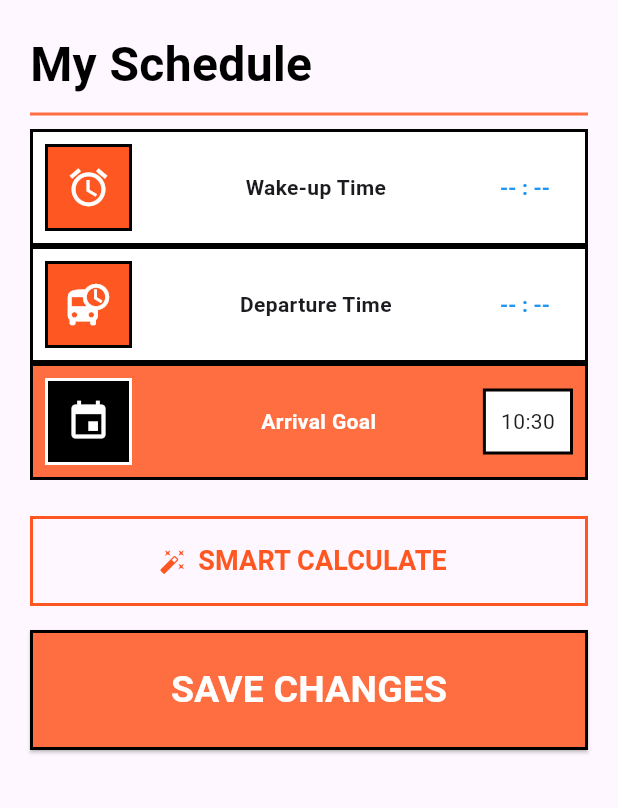
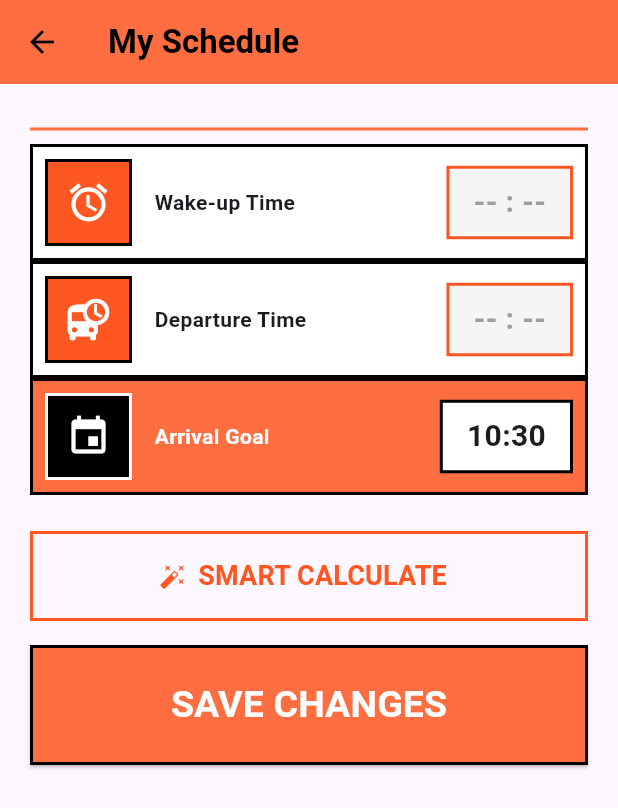
Before and after one commit to HYSTpj/AwakeApp, a Flutter app: the SetTimePage screen opened directly with empty values, on a phone screen of 412 x 824 dp. Shown: the top 808 px of the screen. Run offline on Flutter 3.47's test engine with Material 3 defaults, Android fonts, the phone set to English and light mode, and no system bars; our stand-ins replace cloud_firestore, firebase_auth, firebase_core, firebase_storage, flutter_datetime_picker_plus, geocoding and 5 more; missing offline and left inert: mobile_scanner; accounts and stored records are empty.

Commit message:
fix: make all set times fully visible on SetTimePage
- Add AppBar with 'My Schedule' title and back button so page content
  isn't hidden under the device status bar
- Fix _timeSelectionRow: replace TextButton with a prominent bordered
  Container showing the time in bold 20sp text; wrap label in Expanded
  to prevent overflow; remove spurious SizedBox(height:10) inside Row
- Fix Arrival Goal row: remove spurious SizedBox(height:10), wrap label
  in Expanded, enlarge time value to 20sp bold for consistency"

Agent-Logs-Url: https://github.com/HYSTpj/AwakeApp/sessions/56f8c15f-37d7-48fb-b6d3-76a98e250472

Co-authored-by: ry0000taro <189714935+ry0000taro@users.noreply.github.com>

```diff
--- a/lib/set_time_page.dart
+++ b/lib/set_time_page.dart
@@ -182,7 +182,18 @@ class _SetTimePageState extends State<SetTimePage> {
     required DateTime? currentTime,
     required Function(DateTime) onConfirm,
   }) {
-    return Container(
+    return GestureDetector(
+      onTap: () {
+        DatePicker.showTimePicker(
+          context,
+          showTitleActions: true, // キャンセル，完了表示
+          showSecondsColumn: false, // 秒表記なし
+          onConfirm: onConfirm,
+          currentTime: DateTime.now(), // 初期値設定
+          locale: LocaleType.en, // アプリに合わせて言語を英語に設定
+        );
+      },
+      child: Container(
         padding: const EdgeInsets.all(8),
         decoration: BoxDecoration(
           border: Border.all(color: Colors.black, width: 2),
@@ -190,7 +201,6 @@ class _SetTimePageState extends State<SetTimePage> {
         ),
         width: double.infinity,
         child: Row(
-        mainAxisAlignment: MainAxisAlignment.spaceBetween, // 両端寄せ
           children: [
             Container(
               padding: const EdgeInsets.all(12),
@@ -201,27 +211,33 @@ class _SetTimePageState extends State<SetTimePage> {
               child: Icon(icon, color: Colors.white, size: 30),
             ),
             const SizedBox(width: 15),
-          Text(label, style: const TextStyle(fontWeight: FontWeight.bold)),
-          const SizedBox(height: 10),
-          TextButton(
-            onPressed: () {
-              DatePicker.showTimePicker(
-                context,
-                showTitleActions: true, // キャンセル，完了表示
-                showSecondsColumn: false, // 秒表記なし
-                onConfirm: onConfirm,
-                currentTime: DateTime.now(), // 初期値設定
-                locale: LocaleType.en, // アプリに合わせて言語を英語に設定
-              );
-            },
+            Expanded(
+              child: Text(
+                label,
+                style: const TextStyle(fontWeight: FontWeight.bold),
+              ),
+            ),
+            Container(
+              padding: const EdgeInsets.symmetric(horizontal: 16, vertical: 8),
+              decoration: BoxDecoration(
+                border: Border.all(color: Colors.deepOrange, width: 2),
+                color: currentTime != null
+                    ? Colors.deepOrange.shade50
+                    : Colors.grey.shade100,
+              ),
               child: Text(
                 currentTime != null
                     ? _formatTime(currentTime) // 時間が指定されたとき
                     : '-- : --', // 時間がnullのとき
-              style: TextStyle(color: Colors.blue, fontWeight: FontWeight.bold),
+                style: TextStyle(
+                  color: currentTime != null ? Colors.deepOrange : Colors.grey,
+                  fontWeight: FontWeight.bold,
+                  fontSize: 20,
+                ),
               ),
             ),
           ],
+        ),
       ),
     );
   }
@@ -229,22 +245,20 @@ class _SetTimePageState extends State<SetTimePage> {
   @override
   Widget build(BuildContext context) {
     return Scaffold(
+      appBar: AppBar(
+        title: const Text(
+          'My Schedule',
+          style: TextStyle(fontWeight: FontWeight.bold),
+        ),
+        backgroundColor: Colors.deepOrangeAccent,
+        foregroundColor: Colors.black,
+      ),
       body: SingleChildScrollView(
         child: Padding(
           padding: const EdgeInsets.all(20),
           child: Column(
             crossAxisAlignment: CrossAxisAlignment.start, // 左寄せ
             children: [
-              // My Schedule表示
-              const Text(
-                'My Schedule',
-                style: TextStyle(
-                  fontWeight: FontWeight.bold,
-                  color: Colors.black,
-                  fontSize: 32,
-                ),
-              ),
-
               // 間のオレンジ線
               const Divider(
                 color: Colors.deepOrangeAccent,
@@ -282,7 +296,6 @@ class _SetTimePageState extends State<SetTimePage> {
                 ),
                 width: double.infinity,
                 child: Row(
-                  mainAxisAlignment: MainAxisAlignment.spaceBetween,
                   children: [
                     // カレンダーアイコン
                     Container(
@@ -301,25 +314,29 @@ class _SetTimePageState extends State<SetTimePage> {
                     const SizedBox(width: 15),
 
                     // Arrival Goal
-                    const Text(
+                    const Expanded(
+                      child: Text(
                         'Arrival Goal',
                         style: TextStyle(
                           fontWeight: FontWeight.bold,
                           color: Colors.white,
                         ),
                       ),
-
-                    const SizedBox(height: 10),
+                    ),
 
                     // 時間表示
                     Container(
-                      padding: const EdgeInsets.all(10),
+                      padding: const EdgeInsets.symmetric(horizontal: 16, vertical: 8),
                       decoration: BoxDecoration(
                         border: Border.all(color: Colors.black, width: 2),
                         color: Colors.white,
                       ),
                       child: Text(
                         DateFormat('HH:mm').format(widget.arrivalTime),
+                        style: const TextStyle(
+                          fontWeight: FontWeight.bold,
+                          fontSize: 20,
+                        ),
                       ),
                     ),
                   ],
```
Lines whose indentation alone changed are shown as unchanged.
